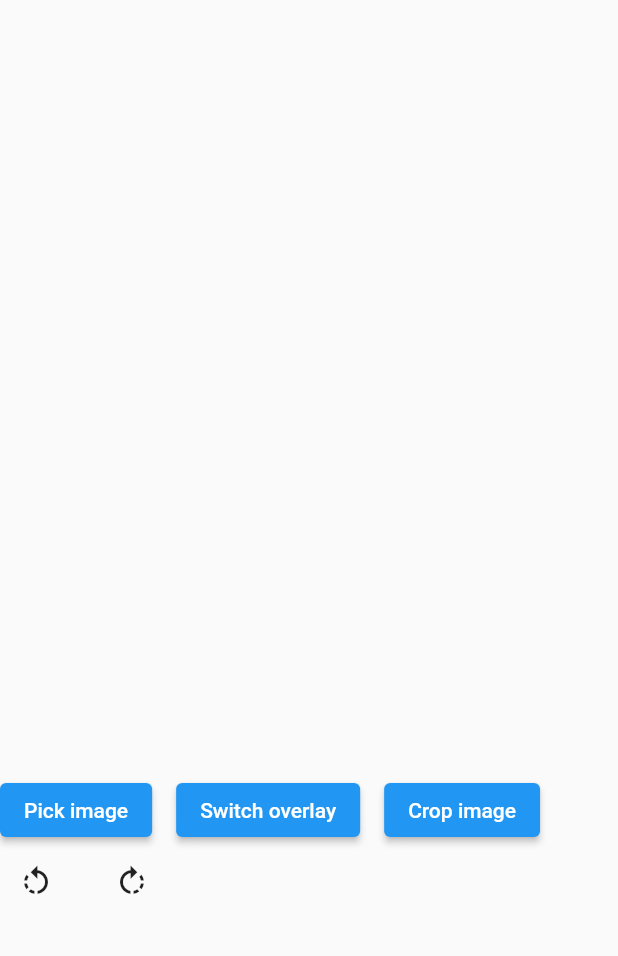
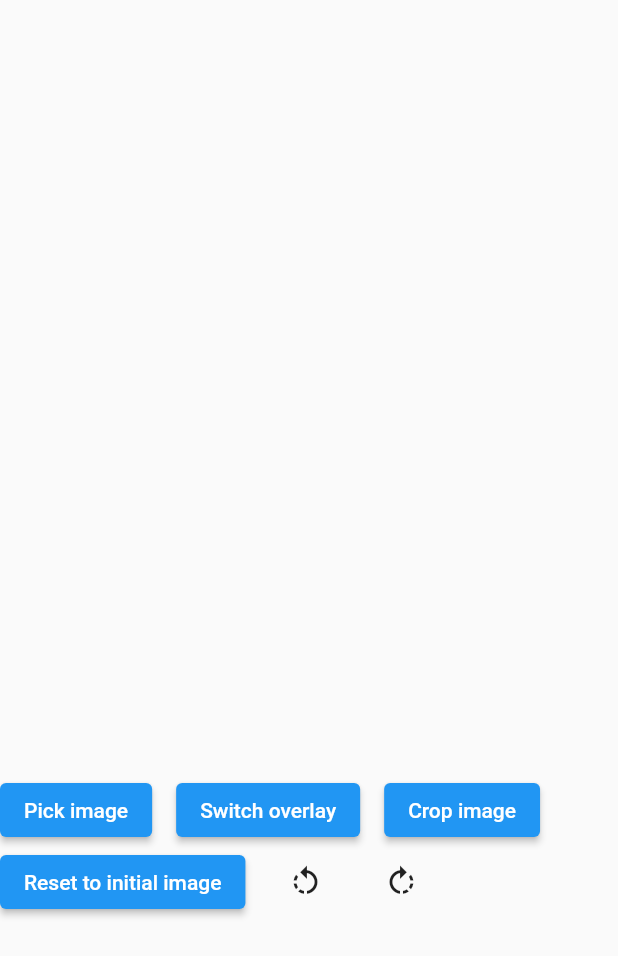
Before and after one commit to speedkodi/flutter_cropperx, a Flutter app: the screen it shows after launch, on a phone screen of 412 x 824 dp. Shown: the top 956 px of the screen. Run offline on Flutter 3.47's test engine with Material 2 defaults, Android fonts, the phone set to English and light mode, and no system bars; our stand-ins replace image_picker.

Commit message:
Feat Return the image to initial state

```diff
--- a/example/lib/main.dart
+++ b/example/lib/main.dart
@@ -111,6 +111,14 @@ class _CropperScreenState extends State<CropperScreen> {
                       }
                     },
                   ),
+                  ElevatedButton(
+                    child: const Text('Reset to initial image'),
+                    onPressed: () async {
+                      final imageBytes = Cropper.reset(
+                        cropperKey: _cropperKey,
+                      );
+                    },
+                  ),
                   IconButton(
                     onPressed: () {
                       setState(() => _rotationTurns--);
--- a/lib/cropperx.dart
+++ b/lib/cropperx.dart
@@ -35,7 +35,10 @@ class Cropper extends StatefulWidget {
   final double gridLineThickness;
 
   /// The image to crop.
-  final Image image;
+  Image image;
+
+  /// Backup initial image to reset method
+  final Image initialImage;
 
   /// The called when scale start.
   final GestureScaleStartCallback? onScaleStart;
@@ -46,7 +49,7 @@ class Cropper extends StatefulWidget {
   /// The called when scale end.
   final GestureScaleEndCallback? onScaleEnd;
 
-  const Cropper({
+  Cropper({
     Key? key,
     this.backgroundColor = const Color(0xFFCECECE),
     this.overlayColor = Colors.black38,
@@ -60,7 +63,8 @@ class Cropper extends StatefulWidget {
     this.onScaleEnd,
     required this.cropperKey,
     required this.image,
-  }) : super(key: key);
+  })  : initialImage = image,
+        super(key: key);
 
   @override
   State<Cropper> createState() => _CropperState();
@@ -83,6 +87,13 @@ class Cropper extends StatefulWidget {
     final pngBytes = byteData?.buffer.asUint8List();
 
     return pngBytes;
+  }
+
+  /// Reset the image to initial state
+  static void reset({required GlobalKey cropperKey}) {
+    final state =
+        cropperKey.currentContext!.findAncestorStateOfType() as _CropperState;
+    state.setImageToInitial();
   }
 }
 
@@ -111,6 +122,12 @@ class _CropperState extends State<Cropper> {
       });
     },
   );
+
+  void setImageToInitial() {
+    setState(() {
+      widget.image = widget.initialImage;
+    });
+  }
 
   @override
   void initState() {
@@ -249,11 +266,8 @@ class _CropperState extends State<Cropper> {
         final value = Matrix4.identity() * coverRatio;
 
         // Center the image inside the InteractiveViewer
-        value.translate(
-            _getTranslationX(parentSize, childSize, coverRatio),
-            _getTranslationY(parentSize, childSize, coverRatio),
-            0.0
-        );
+        value.translate(_getTranslationX(parentSize, childSize, coverRatio),
+            _getTranslationY(parentSize, childSize, coverRatio), 0.0);
 
         _transformationController.value = value;
       }
```
